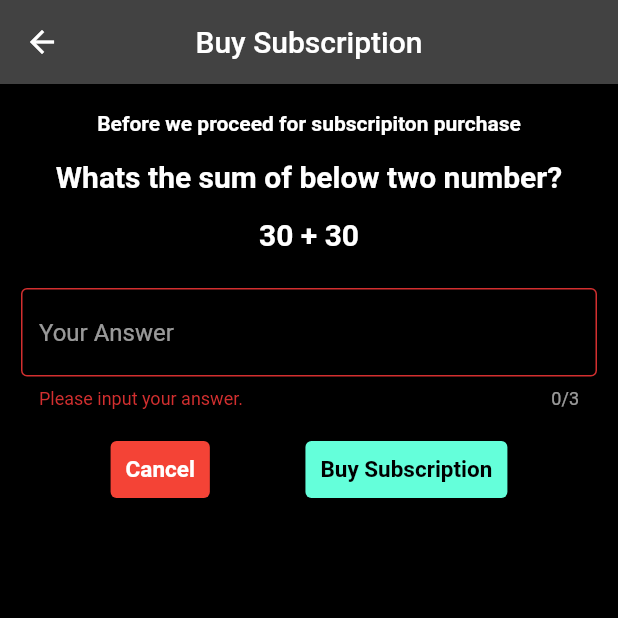
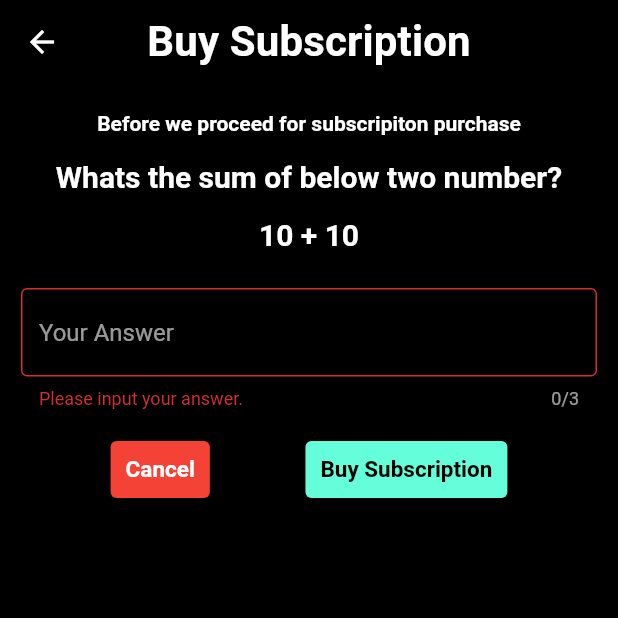
Before and after one commit to echarish/mathician, a Flutter app: the SubscriptionGateway screen opened by its route, after a tap on "Buy Subscription", on a phone screen of 412 x 824 dp, the top half of it. Run offline on Flutter 3.47's test engine with Material 2 defaults, Android fonts, the phone set to English and light mode, and no system bars; our stand-ins replace firebase_analytics, firebase_core, firebase_crashlytics, flutter_svg, get_it, google_mobile_ads and 3 more; missing offline and left inert: flutter_config, purchases_flutter, vsync_provider; accounts and stored records are empty.

Commit message:
skeleton of subscripiton done

```diff
--- a/lib/main.dart
+++ b/lib/main.dart
@@ -4,6 +4,7 @@ import 'package:firebase_crashlytics/firebase_crashlytics.dart';
 import 'package:flutter/foundation.dart';
 import 'package:flutter/material.dart';
 import 'package:get_it/get_it.dart';
+import 'package:mathgame/src/aap_payment/revenuecat_payment_helper.dart';
 import 'package:mathgame/src/ads/ad_helper.dart';
 
 import 'package:mathgame/src/ui/app/app.dart';
@@ -53,8 +54,9 @@ Future<void> main() async {
       ),
     ),
   );
+
+  await RevenueCatPaymentHelper().init();
 }
-
 
 List<String> testDeviceIds = ["93CD3BE2B4B3737EFCF48F8FEBFC0502"];
 void _initGoogleMobileAds() async {
--- a/lib/src/aap_payment/subscription_gateway.dart
+++ b/lib/src/aap_payment/subscription_gateway.dart
@@ -1,4 +1,8 @@
 import 'package:flutter/material.dart';
+import 'package:flutter/services.dart';
+import 'package:mathgame/src/aap_payment/paywall.dart';
+import 'package:mathgame/src/aap_payment/revenuecat_payment_helper.dart';
+import 'package:mathgame/src/aap_payment/styles.dart';
 import 'package:mathgame/src/core/app_utils.dart';
 import 'package:mathgame/src/core/view_utils.dart';
 
@@ -25,14 +29,31 @@ class _SubscriptionGatewayState extends State<SubscriptionGateway> {
 
   @override
   Widget build(BuildContext context) {
-    return Scaffold(
-      appBar: AppBar(
-        centerTitle: true,
-        title: Text('Buy Subscription'),
+    return AnnotatedRegion<SystemUiOverlayStyle>(
+      value: SystemUiOverlayStyle(
+        systemNavigationBarColor: Theme.of(context).scaffoldBackgroundColor,
+        systemNavigationBarIconBrightness: Theme.of(context).brightness,
       ),
-      body: Padding(
-        padding: EdgeInsets.all(10),
-        child: _gatewayBody(),
+      child: Scaffold(
+        appBar: AppBar(
+          centerTitle: true,
+          title: Text(
+            'Buy Subscription',
+            style: Theme.of(context).textTheme.subtitle2!.copyWith(fontSize: ViewUtils().getViewSize(28), fontWeight: FontWeight.bold),
+          ),
+          // toolbarHeight: 0,
+          // elevation: 0,
+          backgroundColor: Theme.of(context).scaffoldBackgroundColor,
+          foregroundColor: Theme.of(context).primaryColor,
+          iconTheme: Theme.of(context).iconTheme,
+        ),
+        body: SafeArea(
+          bottom: true,
+          child: Padding(
+            padding: EdgeInsets.all(10),
+            child: _gatewayBody(),
+          ),
+        ),
       ),
     );
   }
@@ -78,7 +99,7 @@ class _SubscriptionGatewayState extends State<SubscriptionGateway> {
         ),
         ElevatedButton(
           child: Text('Buy Subscription'),
-          onPressed: () {
+          onPressed: () async {
             print(userAnswer);
             if (userAnswer.isEmpty) {
               setState(() {
@@ -96,7 +117,25 @@ class _SubscriptionGatewayState extends State<SubscriptionGateway> {
                 });
               } else {
                 //We open subscripton logic here
-                print('Ready to buy now');
+                dynamic offering = await RevenueCatPaymentHelper().getPurchaseCuurentOfferings();
+
+                await showModalBottomSheet(
+                  useRootNavigator: true,
+                  isDismissible: true,
+                  isScrollControlled: true,
+                  backgroundColor: Theme.of(context).brightness == Brightness.light ? Colors.black : Colors.white,
+                  shape: const RoundedRectangleBorder(
+                    borderRadius: BorderRadius.vertical(top: Radius.circular(25.0)),
+                  ),
+                  context: context,
+                  builder: (BuildContext context) {
+                    return StatefulBuilder(builder: (BuildContext context, StateSetter setModalState) {
+                      return Paywall(
+                        offering: offering,
+                      );
+                    });
+                  },
+                );
               }
             } else {
               _validateError = false;
--- a/lib/src/core/app_utils.dart
+++ b/lib/src/core/app_utils.dart
@@ -15,6 +15,6 @@ class AppUtils {
 
   static int twoDigitRandomNumber() {
     var random = Random();
-    return random.nextInt(50) + 10;
+    return random.nextInt(20) + 10;
   }
 }
```
Also changed, not shown: lib/src/aap_payment/paywall.dart (added, +128 -0 lines), lib/src/aap_payment/revenuecat_payment_helper.dart (+66 -11 lines), lib/src/aap_payment/styles.dart (added, +58 -0 lines), lib/src/ui/dashboard/dashboard_view.dart (+11 -4 lines).
